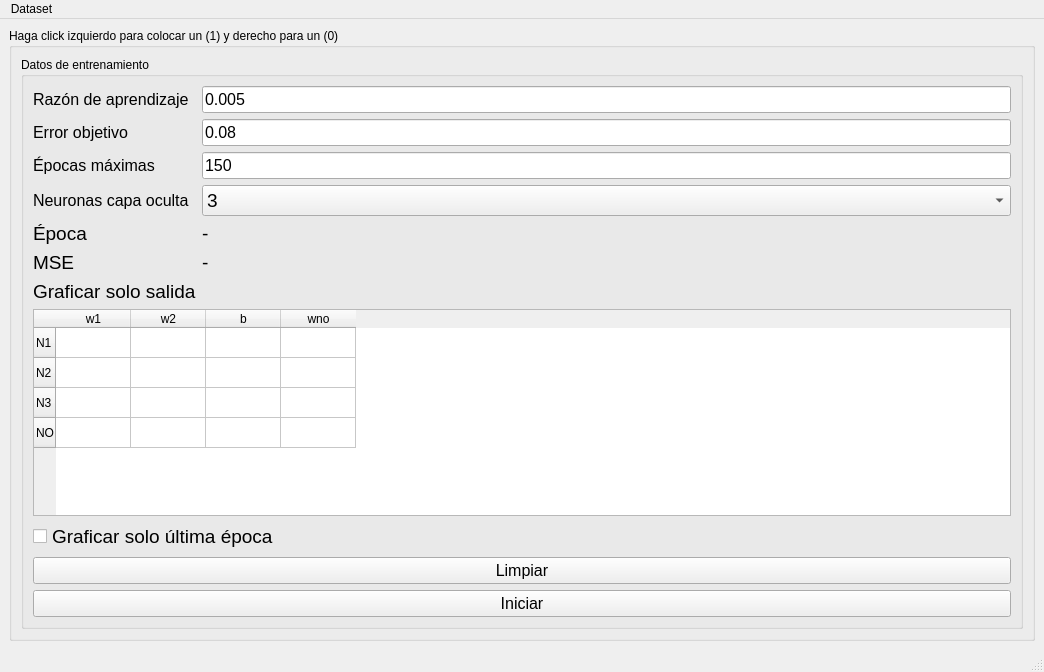
This is LevenbergMarquardt/mainwindow.ui in FFahrenheit/PracticasIA as Qt 5 draws it before an edit. The edited form follows.
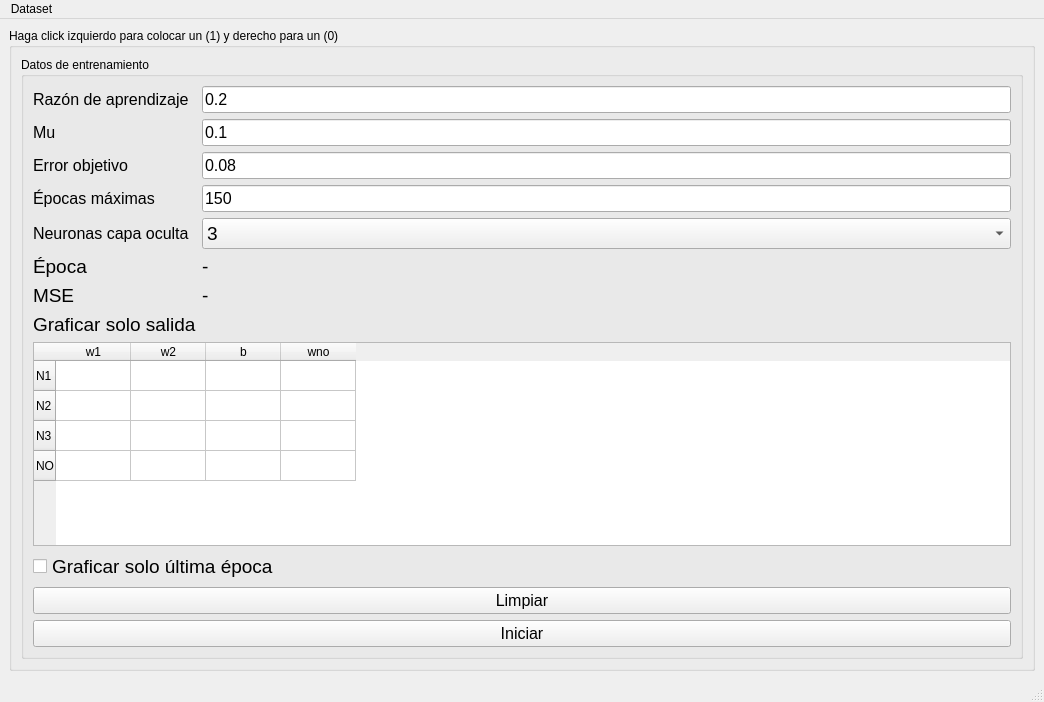
This is the edited form.

Commit message:
Algoritmo funcionando
No es tan optimo. Es necesario mejorarlo

What changed in the file:
```diff
--- a/LevenbergMarquardt/mainwindow.ui
+++ b/LevenbergMarquardt/mainwindow.ui
@@ -7,7 +7,7 @@
     <x>0</x>
     <y>0</y>
     <width>1044</width>
-    <height>672</height>
+    <height>702</height>
    </rect>
   </property>
   <property name="windowTitle">
@@ -30,7 +30,140 @@
           <string>Datos de entrenamiento</string>
          </property>
          <layout class="QGridLayout" name="gridLayout_3">
+          <item row="5" column="1">
+           <widget class="QLabel" name="label_5">
+            <property name="font">
+             <font>
+              <pointsize>14</pointsize>
+             </font>
+            </property>
+            <property name="text">
+             <string>Época</string>
+            </property>
+           </widget>
+          </item>
+          <item row="9" column="1" colspan="2">
+           <widget class="QCheckBox" name="just_output">
+            <property name="font">
+             <font>
+              <pointsize>14</pointsize>
+             </font>
+            </property>
+            <property name="text">
+             <string>Graficar solo última época</string>
+            </property>
+           </widget>
+          </item>
+          <item row="0" column="2">
+           <widget class="QLineEdit" name="learning_rate">
+            <property name="font">
+             <font>
+              <pointsize>12</pointsize>
+             </font>
+            </property>
+            <property name="text">
+             <string>0.2</string>
+            </property>
+           </widget>
+          </item>
           <item row="4" column="2">
+           <widget class="QComboBox" name="n_neurons">
+            <property name="font">
+             <font>
+              <pointsize>14</pointsize>
+             </font>
+            </property>
+            <item>
+             <property name="text">
+              <string>3</string>
+             </property>
+            </item>
+            <item>
+             <property name="text">
+              <string>4</string>
+             </property>
+            </item>
+            <item>
+             <property name="text">
+              <string>5</string>
+             </property>
+            </item>
+            <item>
+             <property name="text">
+              <string>6</string>
+             </property>
+            </item>
+            <item>
+             <property name="text">
+              <string>7</string>
+             </property>
+            </item>
+            <item>
+             <property name="text">
+              <string>8</string>
+             </property>
+            </item>
+            <item>
+             <property name="text">
+              <string>9</string>
+             </property>
+            </item>
+            <item>
+             <property name="text">
+              <string>10</string>
+             </property>
+            </item>
+           </widget>
+          </item>
+          <item row="6" column="1">
+           <widget class="QLabel" name="label_3">
+            <property name="font">
+             <font>
+              <pointsize>14</pointsize>
+             </font>
+            </property>
+            <property name="text">
+             <string>MSE</string>
+            </property>
+           </widget>
+          </item>
+          <item row="3" column="1">
+           <widget class="QLabel" name="label_7">
+            <property name="font">
+             <font>
+              <pointsize>12</pointsize>
+             </font>
+            </property>
+            <property name="text">
+             <string>Épocas máximas</string>
+            </property>
+           </widget>
+          </item>
+          <item row="2" column="2">
+           <widget class="QLineEdit" name="target_error">
+            <property name="font">
+             <font>
+              <pointsize>12</pointsize>
+             </font>
+            </property>
+            <property name="text">
+             <string>0.08</string>
+            </property>
+           </widget>
+          </item>
+          <item row="12" column="1" colspan="2">
+           <widget class="QPushButton" name="begin_button">
+            <property name="font">
+             <font>
+              <pointsize>12</pointsize>
+             </font>
+            </property>
+            <property name="text">
+             <string>Iniciar</string>
+            </property>
+           </widget>
+          </item>
+          <item row="5" column="2">
            <widget class="QLabel" name="iteration_label">
             <property name="font">
              <font>
@@ -42,7 +175,91 @@
             </property>
            </widget>
           </item>
-          <item row="7" column="1" colspan="2">
+          <item row="7" column="1">
+           <widget class="QLabel" name="label_4">
+            <property name="font">
+             <font>
+              <pointsize>14</pointsize>
+             </font>
+            </property>
+            <property name="text">
+             <string>Graficar solo salida</string>
+            </property>
+           </widget>
+          </item>
+          <item row="2" column="1">
+           <widget class="QLabel" name="label_6">
+            <property name="font">
+             <font>
+              <pointsize>12</pointsize>
+             </font>
+            </property>
+            <property name="text">
+             <string>Error objetivo</string>
+            </property>
+           </widget>
+          </item>
+          <item row="4" column="1">
+           <widget class="QLabel" name="label_2">
+            <property name="font">
+             <font>
+              <pointsize>12</pointsize>
+             </font>
+            </property>
+            <property name="text">
+             <string>Neuronas capa oculta</string>
+            </property>
+           </widget>
+          </item>
+          <item row="6" column="2">
+           <widget class="QLabel" name="error_label">
+            <property name="font">
+             <font>
+              <pointsize>14</pointsize>
+             </font>
+            </property>
+            <property name="text">
+             <string>-</string>
+            </property>
+           </widget>
+          </item>
+          <item row="11" column="1" colspan="2">
+           <widget class="QPushButton" name="clear_button">
+            <property name="font">
+             <font>
+              <pointsize>12</pointsize>
+             </font>
+            </property>
+            <property name="text">
+             <string>Limpiar</string>
+            </property>
+           </widget>
+          </item>
+          <item row="3" column="2">
+           <widget class="QLineEdit" name="max_iterations">
+            <property name="font">
+             <font>
+              <pointsize>12</pointsize>
+             </font>
+            </property>
+            <property name="text">
+             <string>150</string>
+            </property>
+           </widget>
+          </item>
+          <item row="0" column="1">
+           <widget class="QLabel" name="label">
+            <property name="font">
+             <font>
+              <pointsize>12</pointsize>
+             </font>
+            </property>
+            <property name="text">
+             <string>Razón de aprendizaje</string>
+            </property>
+           </widget>
+          </item>
+          <item row="8" column="1" colspan="2">
            <widget class="QTableWidget" name="result_table">
             <property name="editTriggers">
              <set>QAbstractItemView::NoEditTriggers</set>
@@ -159,220 +376,27 @@
             </item>
            </widget>
           </item>
-          <item row="0" column="2">
-           <widget class="QLineEdit" name="learning_rate">
-            <property name="font">
-             <font>
-              <pointsize>12</pointsize>
-             </font>
-            </property>
-            <property name="text">
-             <string>0.005</string>
-            </property>
-           </widget>
-          </item>
-          <item row="3" column="1">
-           <widget class="QLabel" name="label_2">
-            <property name="font">
-             <font>
-              <pointsize>12</pointsize>
-             </font>
-            </property>
-            <property name="text">
-             <string>Neuronas capa oculta</string>
-            </property>
-           </widget>
-          </item>
-          <item row="5" column="1">
-           <widget class="QLabel" name="label_3">
-            <property name="font">
-             <font>
-              <pointsize>14</pointsize>
-             </font>
-            </property>
-            <property name="text">
-             <string>MSE</string>
-            </property>
-           </widget>
-          </item>
-          <item row="4" column="1">
-           <widget class="QLabel" name="label_5">
-            <property name="font">
-             <font>
-              <pointsize>14</pointsize>
-             </font>
-            </property>
-            <property name="text">
-             <string>Época</string>
-            </property>
-           </widget>
-          </item>
-          <item row="2" column="2">
-           <widget class="QLineEdit" name="max_iterations">
-            <property name="font">
-             <font>
-              <pointsize>12</pointsize>
-             </font>
-            </property>
-            <property name="text">
-             <string>150</string>
-            </property>
-           </widget>
-          </item>
-          <item row="2" column="1">
-           <widget class="QLabel" name="label_7">
-            <property name="font">
-             <font>
-              <pointsize>12</pointsize>
-             </font>
-            </property>
-            <property name="text">
-             <string>Épocas máximas</string>
-            </property>
-           </widget>
-          </item>
           <item row="1" column="1">
-           <widget class="QLabel" name="label_6">
+           <widget class="QLabel" name="label_8">
             <property name="font">
              <font>
               <pointsize>12</pointsize>
              </font>
             </property>
             <property name="text">
-             <string>Error objetivo</string>
-            </property>
-           </widget>
-          </item>
-          <item row="5" column="2">
-           <widget class="QLabel" name="error_label">
-            <property name="font">
-             <font>
-              <pointsize>14</pointsize>
-             </font>
-            </property>
-            <property name="text">
-             <string>-</string>
-            </property>
-           </widget>
-          </item>
-          <item row="0" column="1">
-           <widget class="QLabel" name="label">
-            <property name="font">
-             <font>
-              <pointsize>12</pointsize>
-             </font>
-            </property>
-            <property name="text">
-             <string>Razón de aprendizaje</string>
-            </property>
-           </widget>
-          </item>
-          <item row="3" column="2">
-           <widget class="QComboBox" name="n_neurons">
-            <property name="font">
-             <font>
-              <pointsize>14</pointsize>
-             </font>
-            </property>
-            <item>
-             <property name="text">
-              <string>3</string>
-             </property>
-            </item>
-            <item>
-             <property name="text">
-              <string>4</string>
-             </property>
-            </item>
-            <item>
-             <property name="text">
-              <string>5</string>
-             </property>
-            </item>
-            <item>
-             <property name="text">
-              <string>6</string>
-             </property>
-            </item>
-            <item>
-             <property name="text">
-              <string>7</string>
-             </property>
-            </item>
-            <item>
-             <property name="text">
-              <string>8</string>
-             </property>
-            </item>
-            <item>
-             <property name="text">
-              <string>9</string>
-             </property>
-            </item>
-            <item>
-             <property name="text">
-              <string>10</string>
-             </property>
-            </item>
-           </widget>
-          </item>
-          <item row="10" column="1" colspan="2">
-           <widget class="QPushButton" name="clear_button">
-            <property name="font">
-             <font>
-              <pointsize>12</pointsize>
-             </font>
-            </property>
-            <property name="text">
-             <string>Limpiar</string>
+             <string>Mu</string>
             </property>
            </widget>
           </item>
           <item row="1" column="2">
-           <widget class="QLineEdit" name="target_error">
+           <widget class="QLineEdit" name="mu">
             <property name="font">
              <font>
               <pointsize>12</pointsize>
              </font>
             </property>
             <property name="text">
-             <string>0.08</string>
-            </property>
-           </widget>
-          </item>
-          <item row="11" column="1" colspan="2">
-           <widget class="QPushButton" name="begin_button">
-            <property name="font">
-             <font>
-              <pointsize>12</pointsize>
-             </font>
-            </property>
-            <property name="text">
-             <string>Iniciar</string>
-            </property>
-           </widget>
-          </item>
-          <item row="6" column="1">
-           <widget class="QLabel" name="label_4">
-            <property name="font">
-             <font>
-              <pointsize>14</pointsize>
-             </font>
-            </property>
-            <property name="text">
-             <string>Graficar solo salida</string>
-            </property>
-           </widget>
-          </item>
-          <item row="8" column="1" colspan="2">
-           <widget class="QCheckBox" name="just_output">
-            <property name="font">
-             <font>
-              <pointsize>14</pointsize>
-             </font>
-            </property>
-            <property name="text">
-             <string>Graficar solo última época</string>
+             <string>0.1</string>
             </property>
            </widget>
           </item>
```
The commit also changes 2 other files.
